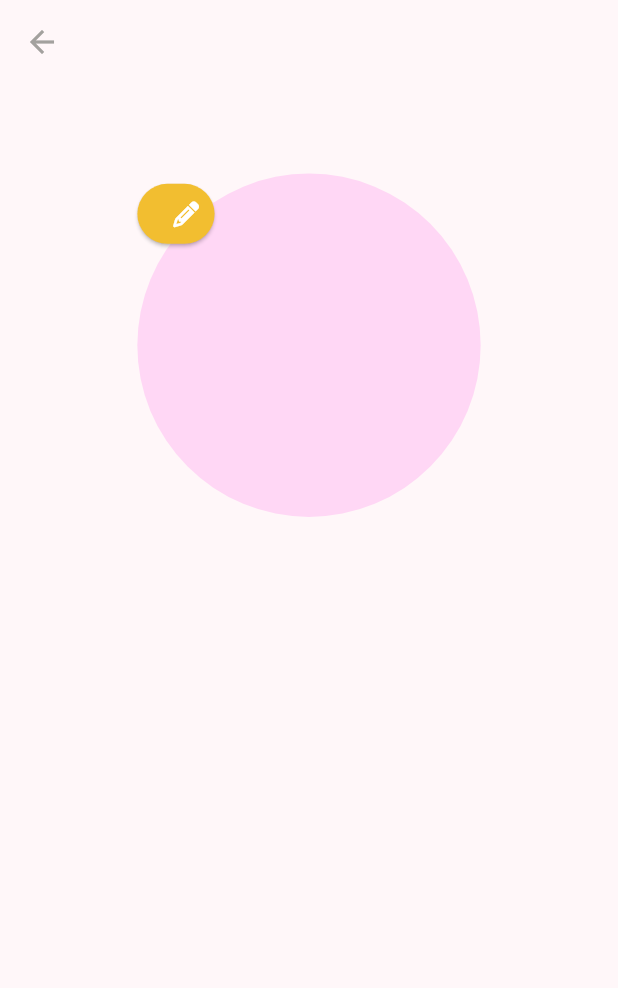
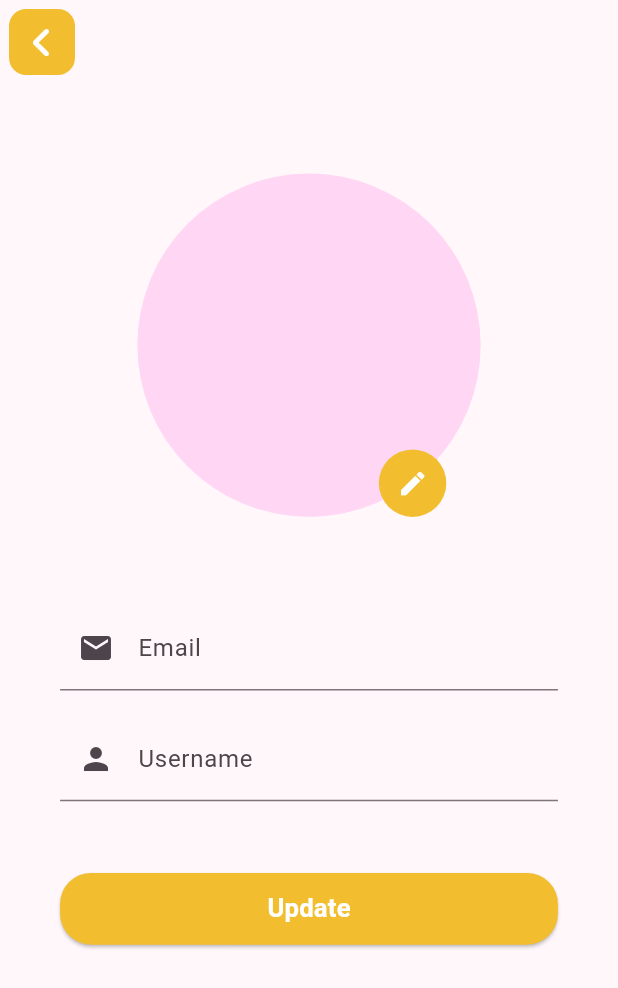
Before and after one commit to o0Pleiades0o/ledger_stacks, a Flutter app: the EditProflie screen opened directly, on a phone screen of 412 x 824 dp. Shown: the top 988 px of the screen. Run offline on Flutter 3.47's test engine with Material 3 defaults, Android fonts, the phone set to English and light mode, and no system bars; our stand-ins replace cloud_firestore, firebase_auth, firebase_core, flutter_screenutil, font_awesome_flutter, get; accounts and stored records are empty.

Commit message:
Edit Profile UI and Button fin
- left add function update to fire store

```diff
--- a/ledger_stacks/lib/main.dart
+++ b/ledger_stacks/lib/main.dart
@@ -3,9 +3,8 @@ import 'package:flutter/material.dart';
 import 'package:flutter_screenutil/flutter_screenutil.dart';
 import 'package:get/get.dart';
 import 'package:ledger_stacks/auth/user_controller.dart';
-import 'package:ledger_stacks/pages/login/login_page.dart';
 import 'package:ledger_stacks/pages/profile/edit_profile/edit_profile_page.dart';
-import 'package:ledger_stacks/util/root.dart';
+//import 'package:ledger_stacks/util/root.dart';
 
 import '../constants/color.dart';
 import 'auth/bindings/auth_binding.dart';
@@ -41,7 +40,7 @@ class MyApp extends StatelessWidget {
               colorScheme: ColorScheme.fromSeed(seedColor: kViolet),
               useMaterial3: true,
             ),
-            home: const Root(),
+            home: const EditProflie(),
           );
         });
   }
--- a/ledger_stacks/lib/pages/home/home_page.dart
+++ b/ledger_stacks/lib/pages/home/home_page.dart
@@ -1,4 +1,3 @@
-import 'package:firebase_auth/firebase_auth.dart';
 import 'package:flutter/material.dart';
 import 'package:get/get.dart';
 import 'package:ledger_stacks/auth/auth_controller.dart';
--- a/ledger_stacks/lib/pages/profile/edit_profile/edit_profile_page.dart
+++ b/ledger_stacks/lib/pages/profile/edit_profile/edit_profile_page.dart
@@ -1,34 +1,72 @@
 import 'package:flutter/material.dart';
 import 'package:flutter_screenutil/flutter_screenutil.dart';
+import 'package:get/get.dart';
+import 'package:ledger_stacks/pages/profile/edit_profile/edit_profile_controller.dart';
 import 'package:ledger_stacks/widgets/button.dart';
 
-import '../../../constants/color.dart';
+import '../../../util/util.dart';
+import '../../../widgets/textform.dart';
 
 class EditProflie extends StatelessWidget {
   const EditProflie({super.key});
 
   @override
   Widget build(BuildContext context) {
+    final EditProflieController editProflieController =
+        Get.put(EditProflieController());
+
     return Scaffold(
       appBar: AppBar(
-        leading: IconButton(
-            icon: Icon(Icons.arrow_back, color: kDarkgray), onPressed: () {}),
-      ),
-      body: Column(
+          leading: KBackButton(
+        onPressed: () {},
+      )),
+      body: Form(
+        key: editProflieController.formKey,
+        child: Column(
           children: [
             Center(
               child: Padding(
                   padding: EdgeInsets.only(top: 50.h, bottom: 20.h),
                   child: Stack(
+                    alignment: Alignment.bottomRight,
                     children: <Widget>[
                       CircleAvatar(
                         radius: 100.r,
                       ),
-                    EditButton(onPressed: () {}),
+                      Padding(
+                        padding: EdgeInsets.only(right: 20.w),
+                        child: EditButton(onPressed: () {
+                          debugPrint('edit Pressed');
+                        }),
+                      ),
                     ],
                   )),
+            ),
+            Padding(
+              padding: EdgeInsets.symmetric(vertical: 30.h, horizontal: 35.w),
+              child: Column(
+                children: [
+                  TextFieldGeneral(
+                    validator: validateEmailField,
+                    controller: editProflieController.emailController,
+                    labelText: 'Email',
+                    icon: Icons.mail,
+                  ),
+                  TextFieldGeneral(
+                    validator: validateUsernameField,
+                    controller: editProflieController.usernameController,
+                    labelText: 'Username',
+                    icon: Icons.person,
+                  ),
+                  Padding(
+                    padding: EdgeInsets.only(top: 25.h),
+                    child: ButtonRaL(buttonText: 'Update', onPressed: () {}),
                   )
                 ],
+              ),
+            )
+          ],
+        ),
       ),
     );
   }
--- a/ledger_stacks/lib/util/root.dart
+++ b/ledger_stacks/lib/util/root.dart
@@ -1,10 +1,7 @@
-import 'package:firebase_auth/firebase_auth.dart';
 import 'package:flutter/material.dart';
 import 'package:get/get.dart';
-import 'package:ledger_stacks/auth/user_controller.dart';
 import 'package:ledger_stacks/pages/home/home_page.dart';
 import 'package:ledger_stacks/pages/login/login_page.dart';
-import 'package:path/path.dart';
 
 import '../auth/auth_controller.dart';
 
@@ -13,28 +10,11 @@ class Root extends GetView<AuthController> {
 
   @override
   Widget build(BuildContext context) {
-    //   return StreamBuilder<User?>(
-    //     stream: FirebaseAuth.instance.authStateChanges(),
-    //     builder: (context, snapshot) {
-    //       if (snapshot.connectionState == ConnectionState.waiting) {
-    //         return const CircularProgressIndicator();
-    //       }
-    //       final user = snapshot.data;
-    //       debugPrint("Print debut $user");
-    //       if (user != null) {
-    //         return const HomePage();
-    //       } else {
-    //         return const LoginPage();
-    //       }
-    //     },
-    //   );
-    // }
-
     return FutureBuilder(
       future: controller.islogin(),
       builder: (context, snapshot) {
         if (snapshot.connectionState != ConnectionState.done) {
-          return Center(child: const CircularProgressIndicator());
+          return const Center(child: CircularProgressIndicator());
         }
         if (controller.user != null) {
           return const HomePage();
--- a/ledger_stacks/lib/widgets/button.dart
+++ b/ledger_stacks/lib/widgets/button.dart
@@ -49,18 +49,19 @@ class KBackButton extends StatelessWidget {
 
   @override
   Widget build(BuildContext context) {
-    return SizedBox(
-      child: ElevatedButton(
-        onPressed: onPressed,
-        style: ElevatedButton.styleFrom(
-          backgroundColor: kYellow,
-          shape: RoundedRectangleBorder(
-            borderRadius: BorderRadius.circular(16),
+    return Padding(
+      padding: const EdgeInsets.all(6.0),
+      child: SizedBox(
+        child: GestureDetector(
+          onTap: onPressed,
+          child: Container(
+            decoration: BoxDecoration(
+                color: kYellow, borderRadius: BorderRadius.circular(10.r)),
+            child: const Icon(
+              FontAwesomeIcons.angleLeft,
+              color: Colors.white,
+            ),
           ),
-        ),
-        child: const Icon(
-          Icons.arrow_back,
-          color: Colors.white,
         ),
       ),
     );
@@ -119,17 +120,16 @@ class EditButton extends StatelessWidget {
   @override
   Widget build(BuildContext context) {
     return SizedBox(
-      height: 45.h,
-      width: 45.w,
-      child: Center(
-        // Center widget added here
-        child: ElevatedButton(
-          onPressed: onPressed,
-          style: ElevatedButton.styleFrom(backgroundColor: kYellow),
+      height: 45,
+      width: 45,
+      child: GestureDetector(
+        onTap: onPressed,
+        child: Container(
+          decoration: BoxDecoration(color: kYellow, shape: BoxShape.circle),
           child: Icon(
-            FontAwesomeIcons.pencil,
+            Icons.edit,
             color: Colors.white,
-            size: 15.sp,
+            size: 18.sp,
           ),
         ),
       ),
```
Lines whose indentation alone changed are shown as unchanged.
